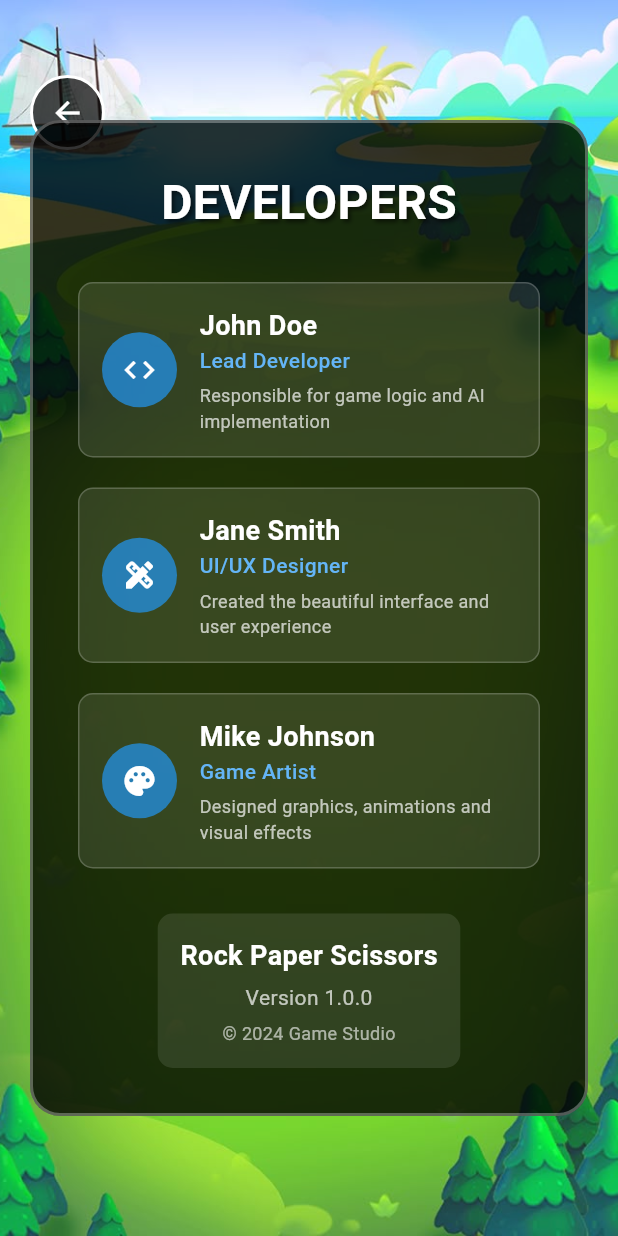
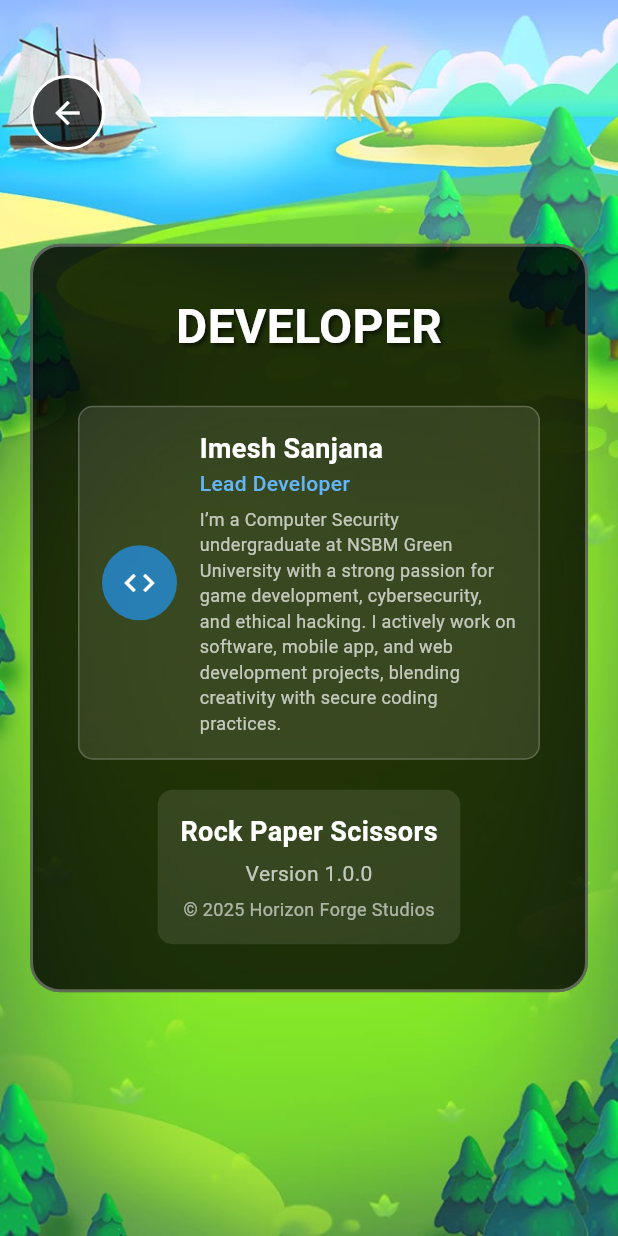
Before and after one commit to SanjanaJaya/rock-paper-scissors, a Flutter app: the DevelopersScreen screen opened directly, on a phone screen of 412 x 824 dp. Run offline on Flutter 3.47's test engine with Material 3 defaults, Android fonts, the phone set to English and light mode, and no system bars; missing offline and left inert: flame.

Commit message:
Update developers_screen.dart

```diff
--- a/rockpaperscisoors/lib/developers_screen.dart
+++ b/rockpaperscisoors/lib/developers_screen.dart
@@ -55,7 +55,7 @@ class DevelopersScreen extends StatelessWidget {
                 children: [
                   // Title
                   Text(
-                    'DEVELOPERS',
+                    'DEVELOPER',
                     style: TextStyle(
                       fontSize: 32,
                       fontWeight: FontWeight.bold,
@@ -73,33 +73,13 @@ class DevelopersScreen extends StatelessWidget {
 
                   // Developer 1
                   _buildDeveloperCard(
-                    name: 'John Doe',
+                    name: 'Imesh Sanjana',
                     role: 'Lead Developer',
-                    description: 'Responsible for game logic and AI implementation',
+                    description: 'I’m a Computer Security undergraduate at NSBM Green University with a strong passion for game development, cybersecurity, and ethical hacking. I actively work on software, mobile app, and web development projects, blending creativity with secure coding practices.',
                     icon: Icons.code,
                   ),
 
                   SizedBox(height: 20),
-
-                  // Developer 2
-                  _buildDeveloperCard(
-                    name: 'Jane Smith',
-                    role: 'UI/UX Designer',
-                    description: 'Created the beautiful interface and user experience',
-                    icon: Icons.design_services,
-                  ),
-
-                  SizedBox(height: 20),
-
-                  // Developer 3
-                  _buildDeveloperCard(
-                    name: 'Mike Johnson',
-                    role: 'Game Artist',
-                    description: 'Designed graphics, animations and visual effects',
-                    icon: Icons.palette,
-                  ),
-
-                  SizedBox(height: 30),
 
                   // Version info
                   Container(
@@ -128,7 +108,7 @@ class DevelopersScreen extends StatelessWidget {
                         ),
                         SizedBox(height: 5),
                         Text(
-                          '© 2024 Game Studio',
+                          '© 2025 Horizon Forge Studios',
                           style: TextStyle(
                             fontSize: 12,
                             color: Colors.white60,
```
